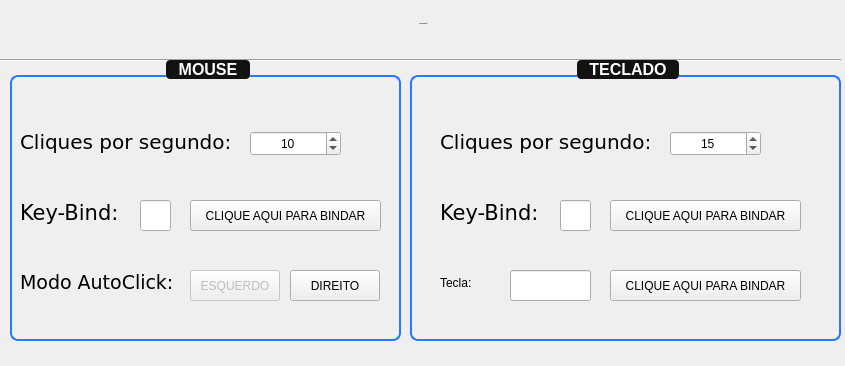
Qt form ui/window.ui (mtzdev/auto-clicker) before a commit.
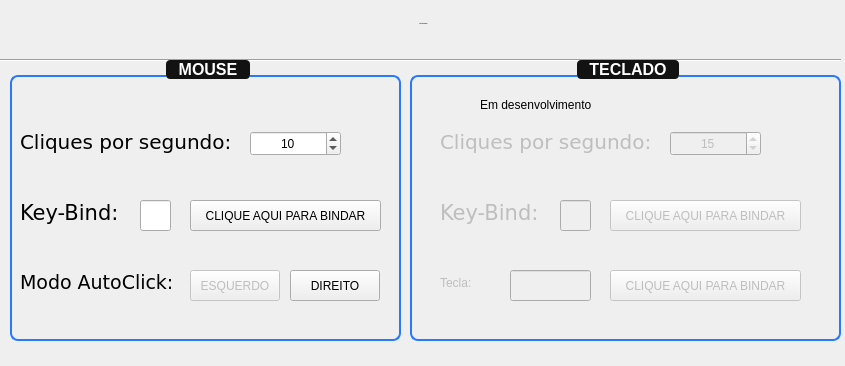
The same form after that commit.

Diff of the .ui file:
```diff
--- a/ui/window.ui
+++ b/ui/window.ui
@@ -228,7 +228,7 @@
       <number>1</number>
      </property>
      <property name="maximum">
-      <number>100</number>
+      <number>250</number>
      </property>
      <property name="stepType">
       <enum>QAbstractSpinBox::StepType::DefaultStepType</enum>
@@ -318,8 +318,7 @@
       <enum>Qt::ContextMenuPolicy::NoContextMenu</enum>
      </property>
      <property name="styleSheet">
-      <string notr="true">
-</string>
+      <string notr="true"/>
      </property>
      <property name="text">
       <string>ESQUERDO</string>
@@ -376,6 +375,9 @@
     </widget>
    </widget>
    <widget class="QGroupBox" name="tecladoBox">
+    <property name="enabled">
+     <bool>true</bool>
+    </property>
     <property name="geometry">
      <rect>
       <x>410</x>
@@ -411,6 +413,9 @@
      <set>Qt::AlignmentFlag::AlignCenter</set>
     </property>
     <widget class="QSpinBox" name="cpsKBSpin">
+     <property name="enabled">
+      <bool>false</bool>
+     </property>
      <property name="geometry">
       <rect>
        <x>260</x>
@@ -451,6 +456,9 @@
      </property>
     </widget>
     <widget class="QLabel" name="cpsKBLabel">
+     <property name="enabled">
+      <bool>false</bool>
+     </property>
      <property name="geometry">
       <rect>
        <x>30</x>
@@ -475,6 +483,9 @@
      </property>
     </widget>
     <widget class="QPushButton" name="bindKBButton">
+     <property name="enabled">
+      <bool>false</bool>
+     </property>
      <property name="geometry">
       <rect>
        <x>200</x>
@@ -497,6 +508,9 @@
      </property>
     </widget>
     <widget class="QLabel" name="keybindKBLabel">
+     <property name="enabled">
+      <bool>false</bool>
+     </property>
      <property name="geometry">
       <rect>
        <x>30</x>
@@ -521,6 +535,9 @@
      </property>
     </widget>
     <widget class="QLineEdit" name="bindKBLineEdit">
+     <property name="enabled">
+      <bool>false</bool>
+     </property>
      <property name="geometry">
       <rect>
        <x>150</x>
@@ -558,6 +575,9 @@
      </property>
     </widget>
     <widget class="QLabel" name="modeKBLabel">
+     <property name="enabled">
+      <bool>false</bool>
+     </property>
      <property name="geometry">
       <rect>
        <x>30</x>
@@ -574,6 +594,9 @@
      </property>
     </widget>
     <widget class="QPushButton" name="clickBindButton">
+     <property name="enabled">
+      <bool>false</bool>
+     </property>
      <property name="geometry">
       <rect>
        <x>200</x>
@@ -596,6 +619,9 @@
      </property>
     </widget>
     <widget class="QLineEdit" name="clickBindKB">
+     <property name="enabled">
+      <bool>false</bool>
+     </property>
      <property name="geometry">
       <rect>
        <x>100</x>
@@ -632,6 +658,22 @@
       <bool>true</bool>
      </property>
     </widget>
+    <widget class="QLabel" name="label">
+     <property name="geometry">
+      <rect>
+       <x>70</x>
+       <y>26</y>
+       <width>287</width>
+       <height>38</height>
+      </rect>
+     </property>
+     <property name="styleSheet">
+      <string notr="true">font: 700 22pt &quot;Segoe UI&quot;;</string>
+     </property>
+     <property name="text">
+      <string>Em desenvolvimento</string>
+     </property>
+    </widget>
    </widget>
   </widget>
   <widget class="QStatusBar" name="statusBar">
```
